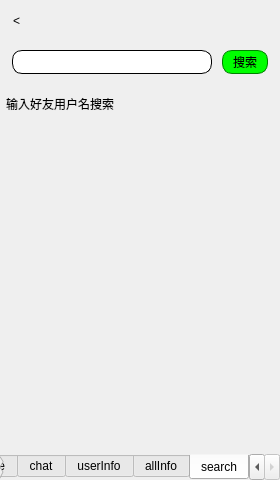
Old version of the form allpagelistwidget.ui in the repository GhostsLYB/Client.
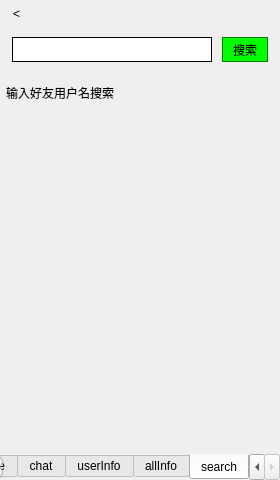
New version of the form. Icons and pictures are not drawn.

Patch:
```diff
--- a/allpagelistwidget.ui
+++ b/allpagelistwidget.ui
@@ -115,7 +115,7 @@
       <attribute name="title">
        <string>search</string>
       </attribute>
-      <layout class="QVBoxLayout" name="verticalLayout_9" stretch="1,2,8">
+      <layout class="QVBoxLayout" name="verticalLayout_9" stretch="1,3,12">
        <property name="spacing">
         <number>0</number>
        </property>
@@ -144,6 +144,16 @@
            <property name="text">
             <string>&lt;</string>
            </property>
+           <property name="icon">
+            <iconset resource="res.qrc">
+             <normaloff>:/icon/app_icon/back.png</normaloff>:/icon/app_icon/back.png</iconset>
+           </property>
+           <property name="iconSize">
+            <size>
+             <width>50</width>
+             <height>50</height>
+            </size>
+           </property>
            <property name="autoRaise">
             <bool>true</bool>
            </property>
@@ -195,7 +205,7 @@
               </sizepolicy>
              </property>
              <property name="styleSheet">
-              <string notr="true">border-radius:10px;
+              <string notr="true">border-radius:15px;
 border:1px solid;</string>
              </property>
             </widget>
@@ -211,7 +221,7 @@
              <property name="styleSheet">
               <string notr="true">border:1px solid green;
 background-color: rgb(0, 255, 0);
-border-radius:10px;</string>
+border-radius:15px;</string>
              </property>
              <property name="text">
               <string>   搜索   </string>
```
Left out of the diff: 4 changed lines with no effect on the pictures.
